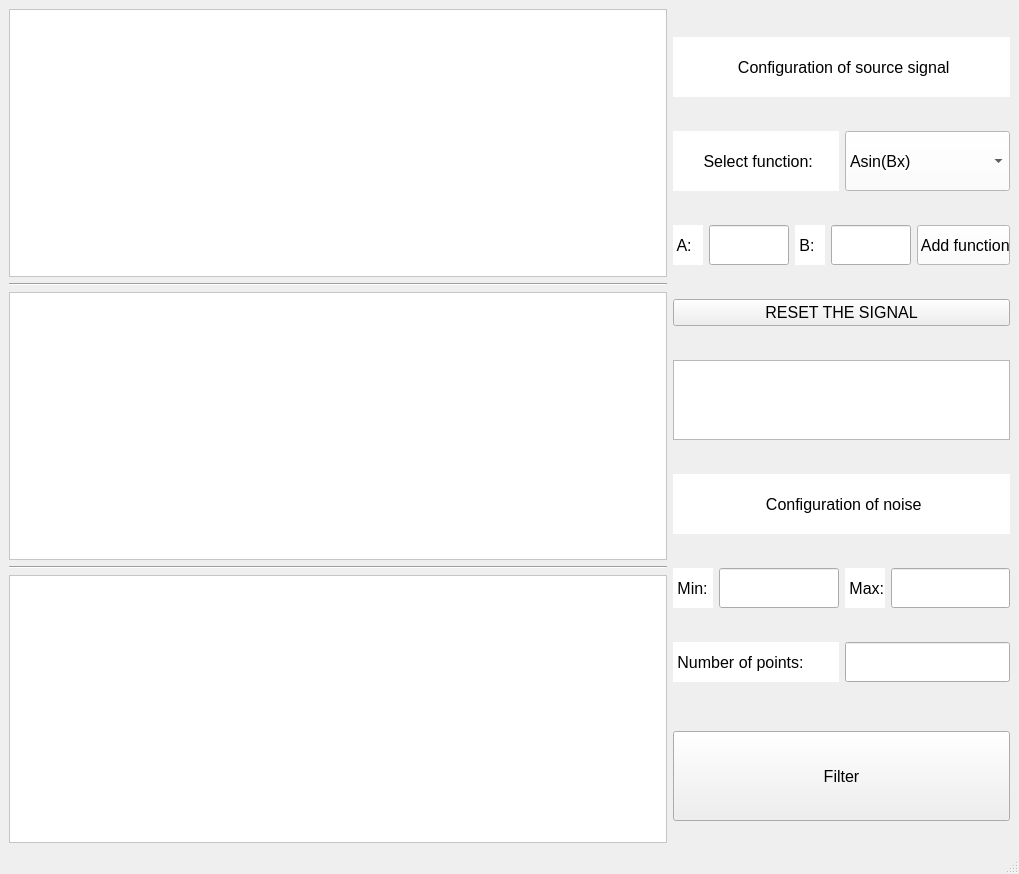
The window that main_win.ui (z-shigaev/Fourier-filtering) describes before a commit, drawn with Qt 5.
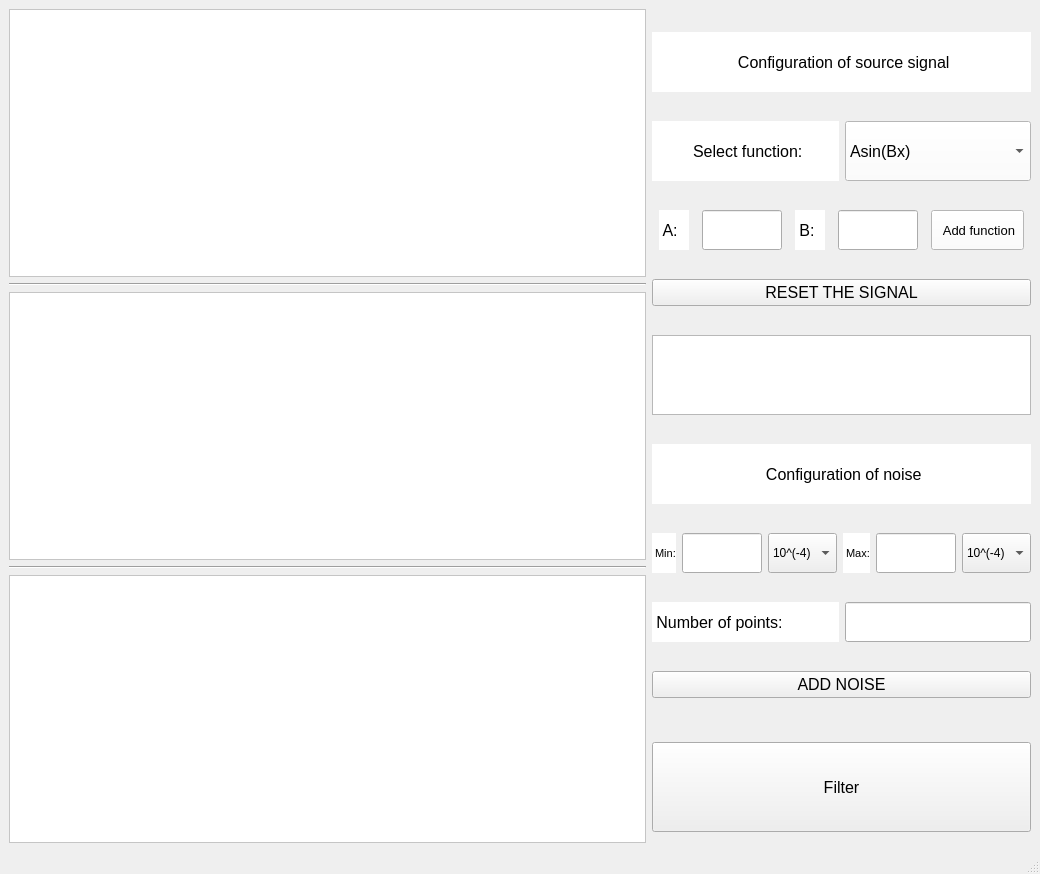
The same window after the commit.

The edit to the form file:
```diff
--- a/main_win.ui
+++ b/main_win.ui
@@ -6,7 +6,7 @@
    <rect>
     <x>0</x>
     <y>0</y>
-    <width>1019</width>
+    <width>1040</width>
     <height>874</height>
    </rect>
   </property>
@@ -210,7 +210,7 @@
            <string notr="true">background-color: rgb(255, 255, 255);</string>
           </property>
           <property name="currentText">
-           <string/>
+           <string>Asin(Bx)</string>
           </property>
           <property name="iconSize">
            <size>
@@ -336,7 +336,13 @@
           </property>
           <property name="font">
            <font>
-            <pointsize>12</pointsize>
+            <pointsize>10</pointsize>
+            <weight>50</weight>
+            <italic>false</italic>
+            <bold>false</bold>
+            <underline>false</underline>
+            <strikeout>false</strikeout>
+            <stylestrategy>PreferDefault</stylestrategy>
            </font>
           </property>
           <property name="styleSheet">
@@ -431,7 +437,7 @@
           </property>
           <property name="font">
            <font>
-            <pointsize>12</pointsize>
+            <pointsize>8</pointsize>
            </font>
           </property>
           <property name="styleSheet">
@@ -458,12 +464,85 @@
           </property>
           <property name="maximumSize">
            <size>
-            <width>1000</width>
+            <width>80</width>
             <height>16777215</height>
            </size>
           </property>
          </widget>
         </item>
+        <item>
+         <widget class="QComboBox" name="comboBox">
+          <property name="sizePolicy">
+           <sizepolicy hsizetype="Minimum" vsizetype="Fixed">
+            <horstretch>0</horstretch>
+            <verstretch>0</verstretch>
+           </sizepolicy>
+          </property>
+          <property name="minimumSize">
+           <size>
+            <width>0</width>
+            <height>40</height>
+           </size>
+          </property>
+          <property name="maximumSize">
+           <size>
+            <width>80</width>
+            <height>16777215</height>
+           </size>
+          </property>
+          <property name="currentText">
+           <string>1</string>
+          </property>
+          <property name="insertPolicy">
+           <enum>QComboBox::InsertAtCurrent</enum>
+          </property>
+          <item>
+           <property name="text">
+            <string>10^(-4)</string>
+           </property>
+          </item>
+          <item>
+           <property name="text">
+            <string>10^(-3)</string>
+           </property>
+          </item>
+          <item>
+           <property name="text">
+            <string>10^(-2)</string>
+           </property>
+          </item>
+          <item>
+           <property name="text">
+            <string>10^(-1)</string>
+           </property>
+          </item>
+          <item>
+           <property name="text">
+            <string>1</string>
+           </property>
+          </item>
+          <item>
+           <property name="text">
+            <string>10^1</string>
+           </property>
+          </item>
+          <item>
+           <property name="text">
+            <string>10^2</string>
+           </property>
+          </item>
+          <item>
+           <property name="text">
+            <string>10^3</string>
+           </property>
+          </item>
+          <item>
+           <property name="text">
+            <string>10^4</string>
+           </property>
+          </item>
+         </widget>
+        </item>
         <item>
          <widget class="QLabel" name="label_noise_max">
           <property name="maximumSize">
@@ -474,7 +553,7 @@
           </property>
           <property name="font">
            <font>
-            <pointsize>12</pointsize>
+            <pointsize>8</pointsize>
            </font>
           </property>
           <property name="styleSheet">
@@ -501,12 +580,82 @@
           </property>
           <property name="maximumSize">
            <size>
-            <width>1000</width>
+            <width>80</width>
             <height>16777215</height>
            </size>
           </property>
          </widget>
         </item>
+        <item>
+         <widget class="QComboBox" name="comboBox_2">
+          <property name="sizePolicy">
+           <sizepolicy hsizetype="Minimum" vsizetype="Fixed">
+            <horstretch>0</horstretch>
+            <verstretch>0</verstretch>
+           </sizepolicy>
+          </property>
+          <property name="minimumSize">
+           <size>
+            <width>0</width>
+            <height>40</height>
+           </size>
+          </property>
+          <property name="maximumSize">
+           <size>
+            <width>80</width>
+            <height>16777215</height>
+           </size>
+          </property>
+          <property name="currentText">
+           <string>1</string>
+          </property>
+          <item>
+           <property name="text">
+            <string>10^(-4)</string>
+           </property>
+          </item>
+          <item>
+           <property name="text">
+            <string>10^(-3)</string>
+           </property>
+          </item>
+          <item>
+           <property name="text">
+            <string>10^(-2)</string>
+           </property>
+          </item>
+          <item>
+           <property name="text">
+            <string>10^(-1)</string>
+           </property>
+          </item>
+          <item>
+           <property name="text">
+            <string>1</string>
+           </property>
+          </item>
+          <item>
+           <property name="text">
+            <string>10^1</string>
+           </property>
+          </item>
+          <item>
+           <property name="text">
+            <string>10^2</string>
+           </property>
+          </item>
+          <item>
+           <property name="text">
+            <string>10^3</string>
+           </property>
+          </item>
+          <item>
+           <property name="text">
+            <string>10^4</string>
+           </property>
+          </item>
+         </widget>
+        </item>
        </layout>
       </item>
       <item>
@@ -568,6 +717,18 @@
         </item>
        </layout>
       </item>
+      <item>
+       <widget class="QPushButton" name="btn_Add_noise">
+        <property name="font">
+         <font>
+          <pointsize>12</pointsize>
+         </font>
+        </property>
+        <property name="text">
+         <string>ADD NOISE</string>
+        </property>
+       </widget>
+      </item>
       <item>
        <widget class="QPushButton" name="btn_Filter">
         <property name="minimumSize">
```
Left out of the diff: 18 changed lines with no effect on the pictures.
